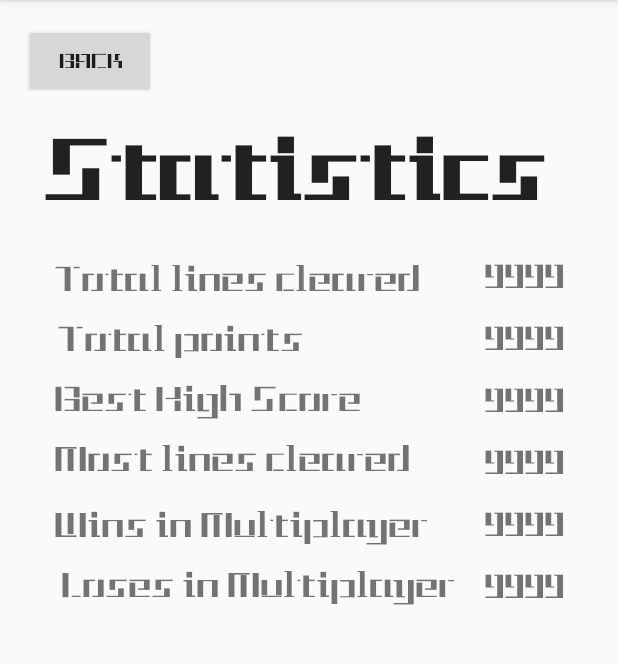
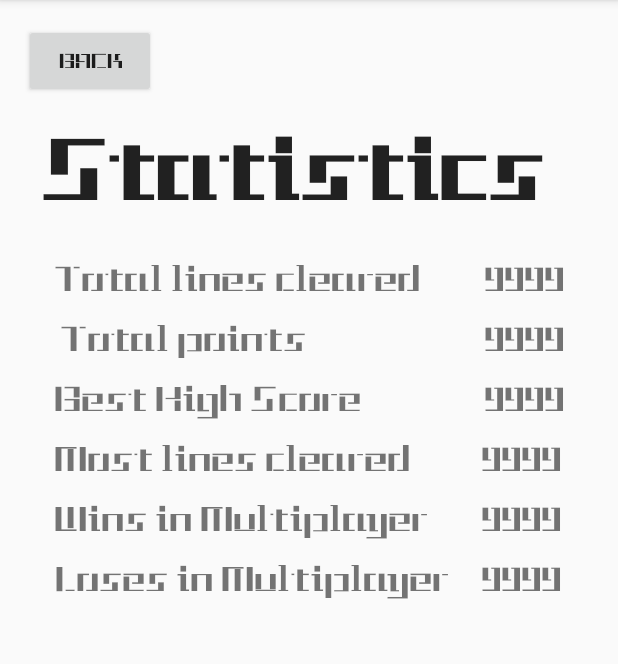
Before and after one commit to tgroiss16/Tetris, an Android app: the StatisticsActivity screen opened directly, with no data from a screen before it, on a phone screen of 412 x 824 dp, the part 84-748 px from its top. Run offline under Robolectric (Android 15) with nearby library versions, the phone set to English and light mode, and no system bars.

Commit message:
Layout: Kleines Date mit der Statistik und Constraint änderungen bei main, statistics

```diff
--- a/app/src/main/java/com/example/tetris/MainActivity.java
+++ b/app/src/main/java/com/example/tetris/MainActivity.java
@@ -70,7 +70,6 @@ public class MainActivity extends AppCompatActivity {
         super.onStop();
         if(mediaPlayer.isPlaying()) {
             mediaPlayer.stop();
-            mediaPlayer.release();
         }
     }
 }
--- a/app/src/main/java/com/example/tetris/OptionsActivity.java
+++ b/app/src/main/java/com/example/tetris/OptionsActivity.java
@@ -33,10 +33,6 @@ public class OptionsActivity extends AppCompatActivity {
         musicbutton.setOnCheckedChangeListener(new CompoundButton.OnCheckedChangeListener() {
             @Override
             public void onCheckedChanged(CompoundButton buttonView, boolean isChecked) {
-                if(mediaPlayer.isPlaying()) {
-                    mediaPlayer.stop();
-                    mediaPlayer.release();
-                }
                 setMusicboolean(isChecked);
             }
         });
@@ -94,7 +90,6 @@ public class OptionsActivity extends AppCompatActivity {
         super.onStop();
         if(mediaPlayer.isPlaying()) {
             mediaPlayer.stop();
-            mediaPlayer.release();
         }
     }
 
--- a/app/src/main/res/layout/activitiy_statistics.xml
+++ b/app/src/main/res/layout/activitiy_statistics.xml
@@ -23,28 +23,31 @@
         android:layout_height="wrap_content"
         android:layout_marginStart="24dp"
         android:layout_marginTop="80dp"
-        android:layout_marginEnd="8dp"
+        android:layout_marginEnd="24dp"
+        android:layout_marginBottom="8dp"
         android:fontFamily="@font/goodtetris"
         android:text="Statistics"
         android:textAppearance="@style/TextAppearance.AppCompat.Headline"
         android:textSize="58sp"
         android:textStyle="bold"
+        app:layout_constraintBottom_toBottomOf="parent"
         app:layout_constraintEnd_toEndOf="parent"
         app:layout_constraintHorizontal_bias="0.095"
         app:layout_constraintStart_toStartOf="parent"
-        app:layout_constraintTop_toTopOf="parent" />
+        app:layout_constraintTop_toTopOf="parent"
+        app:layout_constraintVertical_bias="0.0" />
 
     <TextView
         android:id="@+id/statistics_txtview1"
         android:layout_width="wrap_content"
-        android:layout_height="wrap_content"
+        android:layout_height="0dp"
         android:layout_marginStart="36dp"
         android:layout_marginTop="172dp"
         android:layout_marginEnd="8dp"
         android:fontFamily="@font/goodtetris"
         android:text="Total lines cleared"
         android:textSize="24sp"
-        app:layout_constraintEnd_toStartOf="@+id/statistics_txttotallinescleared"
+        app:layout_constraintEnd_toEndOf="parent"
         app:layout_constraintHorizontal_bias="0.0"
         app:layout_constraintStart_toStartOf="parent"
         app:layout_constraintTop_toTopOf="parent" />
@@ -52,14 +55,14 @@
     <TextView
         android:id="@+id/statistics_txtview2"
         android:layout_width="wrap_content"
-        android:layout_height="27dp"
+        android:layout_height="0dp"
         android:layout_marginStart="36dp"
         android:layout_marginTop="212dp"
         android:layout_marginEnd="8dp"
         android:fontFamily="@font/goodtetris"
         android:text="Total points"
         android:textSize="24sp"
-        app:layout_constraintEnd_toStartOf="@+id/statistics_txtpoints"
+        app:layout_constraintEnd_toEndOf="parent"
         app:layout_constraintHorizontal_bias="0.018"
         app:layout_constraintStart_toStartOf="parent"
         app:layout_constraintTop_toTopOf="parent" />
@@ -67,14 +70,14 @@
     <TextView
         android:id="@+id/statistics_txtview3"
         android:layout_width="wrap_content"
-        android:layout_height="wrap_content"
+        android:layout_height="0dp"
         android:layout_marginStart="36dp"
         android:layout_marginTop="252dp"
         android:layout_marginEnd="8dp"
         android:fontFamily="@font/goodtetris"
         android:text="Best High Score"
         android:textSize="24sp"
-        app:layout_constraintEnd_toStartOf="@+id/statistics_txthighscore"
+        app:layout_constraintEnd_toEndOf="parent"
         app:layout_constraintHorizontal_bias="0.0"
         app:layout_constraintStart_toStartOf="parent"
         app:layout_constraintTop_toTopOf="parent" />
@@ -82,14 +85,14 @@
     <TextView
         android:id="@+id/statistics_txtview4"
         android:layout_width="wrap_content"
-        android:layout_height="30dp"
+        android:layout_height="0dp"
         android:layout_marginStart="36dp"
         android:layout_marginTop="292dp"
         android:layout_marginEnd="8dp"
         android:fontFamily="@font/goodtetris"
         android:text="Most lines cleared"
         android:textSize="24sp"
-        app:layout_constraintEnd_toStartOf="@+id/statistics_txtmostlinescleared"
+        app:layout_constraintEnd_toEndOf="parent"
         app:layout_constraintHorizontal_bias="0.0"
         app:layout_constraintStart_toStartOf="parent"
         app:layout_constraintTop_toTopOf="parent" />
@@ -97,14 +100,14 @@
     <TextView
         android:id="@+id/statistics_txtview5"
         android:layout_width="wrap_content"
-        android:layout_height="28dp"
+        android:layout_height="0dp"
         android:layout_marginStart="36dp"
-        android:layout_marginTop="336dp"
+        android:layout_marginTop="332dp"
         android:layout_marginEnd="8dp"
         android:fontFamily="@font/goodtetris"
         android:text="Wins in Multiplayer"
         android:textSize="24sp"
-        app:layout_constraintEnd_toStartOf="@+id/statistics_txtwinsinmp"
+        app:layout_constraintEnd_toEndOf="parent"
         app:layout_constraintHorizontal_bias="0.0"
         app:layout_constraintStart_toStartOf="parent"
         app:layout_constraintTop_toTopOf="parent" />
@@ -112,89 +115,107 @@
     <TextView
         android:id="@+id/statistics_txtview6"
         android:layout_width="wrap_content"
-        android:layout_height="28dp"
+        android:layout_height="0dp"
         android:layout_marginStart="8dp"
-        android:layout_marginTop="376dp"
-        android:layout_marginEnd="16dp"
+        android:layout_marginTop="372dp"
+        android:layout_marginEnd="8dp"
         android:fontFamily="@font/goodtetris"
         android:text="Loses in Multiplayer"
         android:textSize="24sp"
-        app:layout_constraintEnd_toStartOf="@+id/statistics_txtlosesinmp"
-        app:layout_constraintHorizontal_bias="0.933"
+        app:layout_constraintEnd_toEndOf="parent"
+        app:layout_constraintHorizontal_bias="0.217"
         app:layout_constraintStart_toStartOf="parent"
         app:layout_constraintTop_toTopOf="parent" />
 
     <TextView
         android:id="@+id/statistics_txttotallinescleared"
         android:layout_width="wrap_content"
-        android:layout_height="31dp"
-        android:layout_marginTop="170dp"
+        android:layout_height="0dp"
+        android:layout_marginStart="8dp"
+        android:layout_marginTop="172dp"
         android:layout_marginEnd="36dp"
         android:fontFamily="@font/goodtetris"
         android:text="9999"
         android:textSize="24sp"
         app:layout_constraintEnd_toEndOf="parent"
+        app:layout_constraintHorizontal_bias="1.0"
+        app:layout_constraintStart_toStartOf="parent"
         app:layout_constraintTop_toTopOf="parent" />
 
     <TextView
         android:id="@+id/statistics_txtpoints"
         android:layout_width="wrap_content"
-        android:layout_height="31dp"
-        android:layout_marginTop="10dp"
+        android:layout_height="0dp"
+        android:layout_marginStart="8dp"
+        android:layout_marginTop="212dp"
         android:layout_marginEnd="36dp"
         android:fontFamily="@font/goodtetris"
         android:text="9999"
         android:textSize="24sp"
         app:layout_constraintEnd_toEndOf="parent"
-        app:layout_constraintTop_toBottomOf="@+id/statistics_txttotallinescleared" />
+        app:layout_constraintHorizontal_bias="1.0"
+        app:layout_constraintStart_toStartOf="parent"
+        app:layout_constraintTop_toTopOf="parent" />
 
     <TextView
         android:id="@+id/statistics_txthighscore"
         android:layout_width="wrap_content"
-        android:layout_height="31dp"
-        android:layout_marginTop="10dp"
+        android:layout_height="0dp"
+        android:layout_marginStart="8dp"
+        android:layout_marginTop="252dp"
         android:layout_marginEnd="36dp"
         android:fontFamily="@font/goodtetris"
         android:text="9999"
         android:textSize="24sp"
         app:layout_constraintEnd_toEndOf="parent"
-        app:layout_constraintTop_toBottomOf="@+id/statistics_txtpoints" />
+        app:layout_constraintHorizontal_bias="1.0"
+        app:layout_constraintStart_toStartOf="parent"
+        app:layout_constraintTop_toTopOf="parent" />
 
     <TextView
         android:id="@+id/statistics_txtmostlinescleared"
         android:layout_width="wrap_content"
-        android:layout_height="31dp"
-        android:layout_marginTop="10dp"
+        android:layout_height="0dp"
+        android:layout_marginStart="8dp"
+        android:layout_marginTop="292dp"
         android:layout_marginEnd="36dp"
         android:fontFamily="@font/goodtetris"
         android:text="9999"
         android:textSize="24sp"
         app:layout_constraintEnd_toEndOf="parent"
-        app:layout_constraintTop_toBottomOf="@+id/statistics_txthighscore" />
+        app:layout_constraintHorizontal_bias="0.993"
+        app:layout_constraintStart_toStartOf="parent"
+        app:layout_constraintTop_toTopOf="parent" />
 
     <TextView
         android:id="@+id/statistics_txtwinsinmp"
         android:layout_width="wrap_content"
-        android:layout_height="31dp"
-        android:layout_marginTop="10dp"
+        android:layout_height="0dp"
+        android:layout_marginStart="8dp"
+        android:layout_marginTop="332dp"
         android:layout_marginEnd="36dp"
         android:fontFamily="@font/goodtetris"
         android:text="9999"
         android:textSize="24sp"
         app:layout_constraintEnd_toEndOf="parent"
-        app:layout_constraintTop_toBottomOf="@+id/statistics_txtmostlinescleared" />
+        app:layout_constraintHorizontal_bias="0.993"
+        app:layout_constraintStart_toStartOf="parent"
+        app:layout_constraintTop_toTopOf="parent" />
 
     <TextView
         android:id="@+id/statistics_txtlosesinmp"
         android:layout_width="wrap_content"
-        android:layout_height="31dp"
-        android:layout_marginTop="10dp"
+        android:layout_height="0dp"
+        android:layout_marginStart="8dp"
+        android:layout_marginTop="372dp"
         android:layout_marginEnd="36dp"
         android:fontFamily="@font/goodtetris"
         android:text="9999"
         android:textSize="24sp"
         app:layout_constraintEnd_toEndOf="parent"
-        app:layout_constraintTop_toBottomOf="@+id/statistics_txtwinsinmp" />
+        app:layout_constraintHorizontal_bias="0.993"
+        app:layout_constraintStart_toStartOf="parent"
+        app:layout_constraintTop_toTopOf="parent" />
 
     <ListView
         android:id="@+id/statistics_highscorelist"
--- a/app/src/main/res/layout/activity_multiplayer.xml
+++ b/app/src/main/res/layout/activity_multiplayer.xml
@@ -47,7 +47,8 @@
         android:layout_marginBottom="20dp"
         app:layout_constraintBottom_toBottomOf="parent"
         app:layout_constraintEnd_toEndOf="parent"
-        app:layout_constraintStart_toEndOf="@+id/multiplayer_moveright_button"
+        app:layout_constraintHorizontal_bias="1.0"
+        app:layout_constraintStart_toStartOf="parent"
         app:srcCompat="@android:drawable/ic_menu_rotate" />
 
     <Button
```
Also changed, not shown: app/src/main/java/com/example/tetris/GameActivity.java (+0 -25 lines), app/src/main/java/com/example/tetris/MultiplayerActivity.java (+2 -24 lines), app/src/main/java/com/example/tetris/StatisticsActivity.java (+1 -23 lines), app/src/main/res/layout/activity_main.xml (+50 -37 lines).
